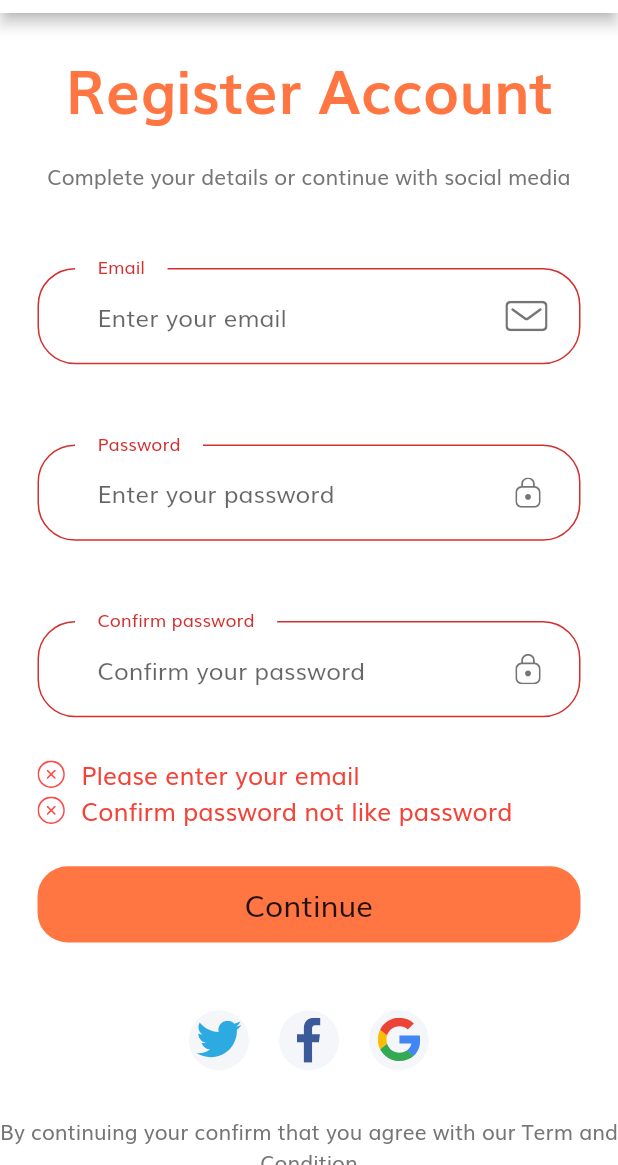
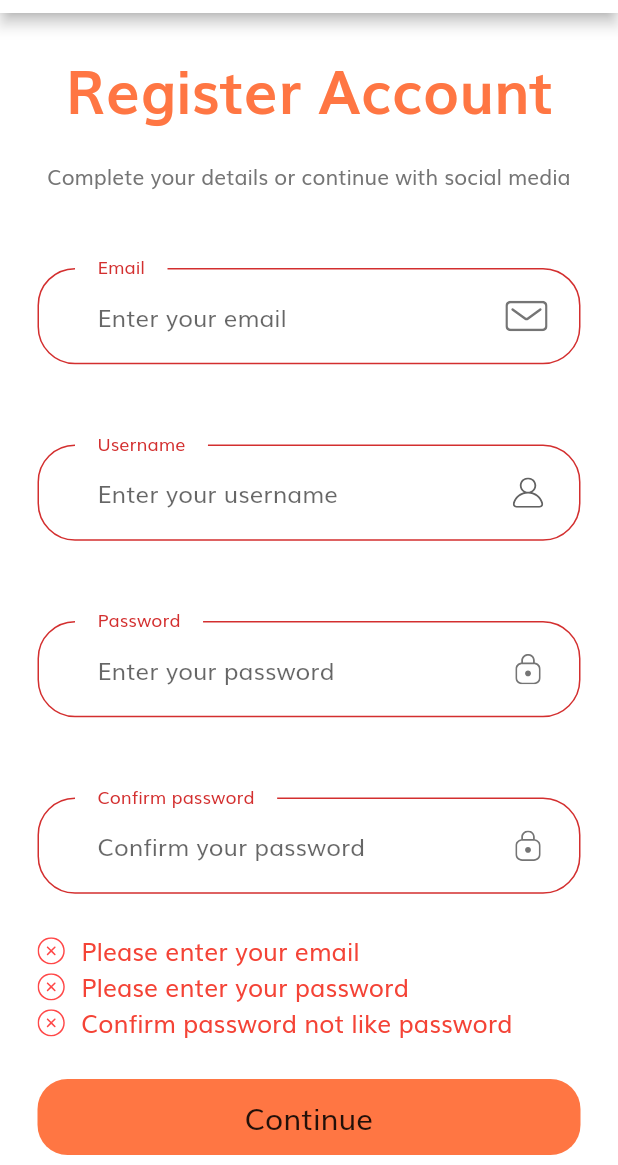
Before and after one commit to truong02bp/e-commerce, a Flutter app: the SignUp screen opened by its route, after a tap on "Continue", on a phone screen of 412 x 824 dp, the part 71-1236 px from its top. Run offline on Flutter 3.47's test engine with Material 2 defaults, Android fonts, the phone set to English and light mode, and no system bars; our stand-ins replace equatable, flutter_bloc, flutter_svg.

Commit message:
complete step one

```diff
--- a/front_end/lib/blocs/authentication_bloc.dart
+++ b/front_end/lib/blocs/authentication_bloc.dart
@@ -1,4 +1,4 @@
-import 'package:ecommerce/events/authenticateion_event.dart';
+import 'package:ecommerce/events/authentication_event.dart';
 import 'package:ecommerce/model/user.dart';
 import 'package:ecommerce/service/user_service.dart';
 import 'package:ecommerce/state/authentication_state.dart';
--- a/front_end/lib/blocs/sign_up_bloc.dart
+++ b/front_end/lib/blocs/sign_up_bloc.dart
@@ -1,22 +1,39 @@
 import 'package:ecommerce/events/sign_up_event.dart';
+import 'package:ecommerce/model/user.dart';
 import 'package:ecommerce/state/sign_up_state.dart';
 import 'package:flutter_bloc/flutter_bloc.dart';
 import 'package:ecommerce/service/user_service.dart';
-class SignUpBloc extends Bloc<SignUpEvent,SignUpState> {
 
-  SignUpBloc(SignUpState initialState) : super(initialState);
+class SignUpBloc extends Bloc<SignUpEvent, SignUpState> {
+  SignUpBloc() : super(SignUpState());
 
   UserService userService = UserService();
 
+  User user = User();
+
   @override
   Stream<SignUpState> mapEventToState(SignUpEvent event) async* {
-    if (event is CheckEmailExistedEvent) {
-        bool isExisted = userService.isEmailExisted(email: event.email) as bool;
-        String message = "";
-        if (isExisted){
-          message = "Email is existed";
-          yield SignUpStateEmailExisted(message : message);
-        }
+    if (event is CompleteStepOneEvent) {
+      yield SignUpLoading();
+      bool isEmailExisted =
+          await userService.isEmailExisted(email: event.email);
+      bool isUsernameExisted =
+          await userService.isUsernameExisted(username: event.username);
+      String message = "";
+      if (isEmailExisted) {
+        message = "Email is existed";
+      } else {
+        if (isUsernameExisted)
+          message = "Username is existed";
+      }
+      if (message.isNotEmpty)
+        yield SignUpStateCheckExisted(message: message);
+      else {
+        user.username = event.username;
+        user.password = event.password;
+        user.email = event.email;
+        yield SignUpStepOneStateSuccess();
+      }
     }
   }
 }
--- a/front_end/lib/constants.dart
+++ b/front_end/lib/constants.dart
@@ -28,4 +28,4 @@ final otpDecoration = InputDecoration(
     )
 );
 
-const String baseUrl = "http://192.168.0.11:8080/api";
+const String baseUrl = "http://192.168.25.108:8080/api";
--- a/front_end/lib/events/sign_up_event.dart
+++ b/front_end/lib/events/sign_up_event.dart
@@ -7,13 +7,14 @@ class SignUpEvent extends Equatable {
 
 }
 
-class CheckUsernameExistedEvent extends SignUpEvent {
-    final String username;
+class CompleteStepOneEvent extends SignUpEvent {
+  final String email;
+  final String username;
+  final String password;
 
-    CheckUsernameExistedEvent({this.username});
+  CompleteStepOneEvent({this.email, this.username, this.password});
 }
 
-class CheckEmailExistedEvent extends SignUpEvent {
-  final String email;
-  CheckEmailExistedEvent({this.email});
+class CompleteStepSecondEvent extends SignUpEvent {
+
 }
--- a/front_end/lib/screens/sign_in/components/sign_in_form.dart
+++ b/front_end/lib/screens/sign_in/components/sign_in_form.dart
@@ -1,7 +1,7 @@
 import 'package:ecommerce/blocs/authentication_bloc.dart';
 import 'package:ecommerce/components/default_button.dart';
 import 'package:ecommerce/components/form_error.dart';
-import 'package:ecommerce/events/authenticateion_event.dart';
+import 'package:ecommerce/events/authentication_event.dart';
 import 'package:ecommerce/screens/forgot_password/forgot_password.dart';
 import 'package:ecommerce/screens/login_success/login_success.dart';
 import 'package:ecommerce/state/authentication_state.dart';
@@ -10,7 +10,6 @@ import 'package:flutter_bloc/flutter_bloc.dart';
 import 'package:ecommerce/constants.dart';
 import '../../../size_config.dart';
 import '../../../components/custom_suffix_icons.dart';
-import 'package:flutter_bloc/flutter_bloc.dart';
 class SignInForm extends StatefulWidget {
   @override
   _SignInFormState createState() => _SignInFormState();
@@ -153,7 +152,6 @@ class _SignInFormState extends State<SignInForm> {
                 press: () {
                   if (_formKey.currentState.validate()) {
                     _formKey.currentState.save();
-                    print(_username + " " + _password);
                     _authBloc.add(LogInEvent(username: _username, password: _password));
                   }
                 },
--- a/front_end/lib/screens/sign_in/sign_in.dart
+++ b/front_end/lib/screens/sign_in/sign_in.dart
@@ -11,9 +11,7 @@ class SignIn extends StatelessWidget {
       appBar: AppBar(
         title: Text('Sign in'),
       ),
-      body: BlocProvider(
-          create: (context) => AuthenticationBloc(),
-          child: SingleChildScrollView(child: SignInBody())),
+      body: SignInBody.create(context),
     );
   }
 }
--- a/front_end/lib/screens/sign_up/components/body.dart
+++ b/front_end/lib/screens/sign_up/components/body.dart
@@ -1,9 +1,19 @@
+import 'package:ecommerce/blocs/sign_up_bloc.dart';
 import 'package:ecommerce/components/custom_banner.dart';
 import 'package:ecommerce/components/custom_icon.dart';
 import 'package:ecommerce/screens/sign_up/components/sign_up_form.dart';
 import 'package:ecommerce/size_config.dart';
 import 'package:flutter/material.dart';
+import 'package:flutter_bloc/flutter_bloc.dart';
 class SignUpBody extends StatelessWidget {
+
+  static Widget create(BuildContext context){
+    return BlocProvider(
+      create: (context) => SignUpBloc(),
+      child: SignUpBody(),
+    );
+  }
+
   @override
   Widget build(BuildContext context) {
     return SingleChildScrollView(
--- a/front_end/lib/screens/sign_up/components/sign_up_form.dart
+++ b/front_end/lib/screens/sign_up/components/sign_up_form.dart
@@ -1,10 +1,13 @@
+import 'package:ecommerce/blocs/sign_up_bloc.dart';
 import 'package:ecommerce/components/custom_suffix_icons.dart';
 import 'package:ecommerce/components/default_button.dart';
 import 'package:ecommerce/components/form_error.dart';
+import 'package:ecommerce/events/sign_up_event.dart';
 import 'package:ecommerce/screens/complete_profile/complete_profile.dart';
 import 'package:ecommerce/size_config.dart';
+import 'package:ecommerce/state/sign_up_state.dart';
 import 'package:flutter/material.dart';
-
+import 'package:flutter_bloc/flutter_bloc.dart';
 import '../../../constants.dart';
 
 class SignUpForm extends StatefulWidget {
@@ -15,11 +18,43 @@ class SignUpForm extends StatefulWidget {
 class _SignUpFormState extends State<SignUpForm> {
   final _formKey = GlobalKey<FormState>();
   List<String> errors = [];
-  String email,password;
+  String _email, _password, _username;
+  SignUpBloc _signUpBloc;
+  bool isLoading = false;
+
+  @override
+  void initState() {
+    _signUpBloc = BlocProvider.of(context);
+  }
 
   @override
   Widget build(BuildContext context) {
-    return Form(
+    return BlocListener(
+      cubit: _signUpBloc,
+      listener: (context, state) {
+        setState(() {
+          isLoading = false;
+        });
+        if (state is SignUpStateCheckExisted) {
+          setState(() {
+            if (!errors.contains(state.message)) {
+              errors.add(state.message);
+            }
+          });
+        } else {
+          if (state is SignUpStepOneStateSuccess) {
+            Navigator.pushNamed(context, CompleteProfile.routeName, arguments: {
+              'bloc' : BlocProvider.of(context)
+            });
+          }
+          if (state is SignUpLoading) {
+            setState(() {
+              isLoading = true;
+            });
+          }
+        }
+      },
+      child: Form(
           key: _formKey,
           child: Padding(
             padding: const EdgeInsets.all(25),
@@ -32,6 +67,10 @@ class _SignUpFormState extends State<SignUpForm> {
                 SizedBox(
                   height: getProportionateWidth(25),
                 ),
+                buildUsernameFormField(),
+                SizedBox(
+                  height: getProportionateWidth(25),
+                ),
                 buildPasswordFormField(),
                 SizedBox(
                   height: getProportionateWidth(25),
@@ -41,21 +80,29 @@ class _SignUpFormState extends State<SignUpForm> {
                 SizedBox(
                   height: getProportionateHeight(25),
                 ),
-          DefaultButton(text: 'Continue', press: (){
-            if (_formKey.currentState.validate()){
+                DefaultButton(
+                    text: 'Continue',
+                    press: () {
+                      print("click");
+                      if (_formKey.currentState.validate()) {
                         _formKey.currentState.save();
-              Navigator.of(context).pushNamed(CompleteProfile.routeName);
+                        _signUpBloc.add(CompleteStepOneEvent(
+                            email: _email,
+                            username: _username,
+                            password: _password));
                       }
-          })
+                    }),
+                buildLoading()
               ],
             ),
-    ));
+          )),
+    );
   }
 
-  TextFormField buildEmailFormField(){
+  TextFormField buildEmailFormField() {
     return TextFormField(
       onChanged: (value) {
-        email = value;
+        _email = value;
         if (value.isNotEmpty && errors.contains(EMPTY_EMAIL_ERROR)) {
           removeError(error: EMPTY_EMAIL_ERROR);
         }
@@ -85,15 +132,44 @@ class _SignUpFormState extends State<SignUpForm> {
           floatingLabelBehavior: FloatingLabelBehavior.always,
           hintText: 'Enter your email',
           labelText: 'Email',
-          suffixIcon: CustomSuffixIcon(image :'assets/icons/Mail.svg')),
+          suffixIcon: CustomSuffixIcon(image: 'assets/icons/Mail.svg')),
     );
   }
 
-  TextFormField buildPasswordFormField(){
+  TextFormField buildUsernameFormField() {
+    return TextFormField(
+      onChanged: (value) {
+        _username = value;
+        if (value.isNotEmpty && errors.contains(EMPTY_EMAIL_ERROR)) {
+          removeError(error: EMPTY_EMAIL_ERROR);
+        }
+      },
+      validator: (value) {
+        if (value.isEmpty) {
+          if (!errors.contains(EMPTY_EMAIL_ERROR)) {
+            setState(() {
+              if (errors.contains(EMAIL_INVALID_ERROR))
+                errors.remove(EMAIL_INVALID_ERROR);
+              errors.add(EMPTY_EMAIL_ERROR);
+            });
+          }
+          return "";
+        }
+        return null;
+      },
+      decoration: InputDecoration(
+          floatingLabelBehavior: FloatingLabelBehavior.always,
+          hintText: 'Enter your username',
+          labelText: 'Username',
+          suffixIcon: CustomSuffixIcon(image: 'assets/icons/User.svg')),
+    );
+  }
+
+  TextFormField buildPasswordFormField() {
     return TextFormField(
       obscureText: true,
       onChanged: (value) {
-        password = value;
+        _password = value;
         if (value.isNotEmpty && errors.contains(EMPTY_PASSWORD_ERROR)) {
           removeError(error: EMPTY_PASSWORD_ERROR);
         }
@@ -116,16 +192,16 @@ class _SignUpFormState extends State<SignUpForm> {
     );
   }
 
-  TextFormField buildPasswordConfirmFormField(){
+  TextFormField buildPasswordConfirmFormField() {
     return TextFormField(
-      validator: (value){
-        if (value != password){
+      validator: (value) {
+        if (value != _password) {
           addError(error: CONFIRM_PASSWORD_ERROR);
           return "";
         }
         return null;
       },
-      onChanged: (value){
+      onChanged: (value) {
         removeError(error: CONFIRM_PASSWORD_ERROR);
       },
       obscureText: true,
@@ -139,18 +215,30 @@ class _SignUpFormState extends State<SignUpForm> {
     );
   }
 
-  void addError({error}){
+  void addError({error}) {
     if (!errors.contains(error))
       setState(() {
-        errors.add(CONFIRM_PASSWORD_ERROR);
+        errors.add(error);
       });
   }
 
-  void removeError({error}){
+  void removeError({error}) {
     if (errors.contains(error))
       setState(() {
         errors.remove(error);
       });
   }
 
+  Widget buildLoading() {
+    if (isLoading)
+      return SizedBox(
+        width: double.infinity,
+        child: Image.asset(
+          "assets/images/loading.gif",
+          height: getProportionateHeight(100),
+          width: getProportionateWidth(100),
+        ),
+      );
+    return Container();
   }
+}
--- a/front_end/lib/screens/sign_up/sign_up.dart
+++ b/front_end/lib/screens/sign_up/sign_up.dart
@@ -13,10 +13,7 @@ class SignUp extends StatelessWidget {
       appBar: AppBar(
         title: Text('Sign up'),
       ),
-      body: BlocProvider(
-          create: (context) =>SignUpBloc(SignUpInitial()),
-          child: SignUpBody()
-      ),
+      body: SignUpBody.create(context)
     );
   }
 }
--- a/front_end/lib/state/sign_up_state.dart
+++ b/front_end/lib/state/sign_up_state.dart
@@ -4,7 +4,7 @@ class SignUpState extends Equatable {
 
   @override
   // TODO: implement props
-  List<Object> get props => throw UnimplementedError();
+  List<Object> get props => [];
 
 }
 
@@ -12,20 +12,17 @@ class SignUpInitial extends SignUpState {
 
 }
 
-class SignUpStateEmailExisted extends SignUpState {
-  final String message;
-
-  SignUpStateEmailExisted({this.message});
-}
-
-class SignUpSateUserNameExited extends SignUpState {
+class SignUpStateCheckExisted extends SignUpState {
 
   final String message;
 
-  SignUpSateUserNameExited({this.message});
-
+  SignUpStateCheckExisted({this.message});
 }
 
 class SignUpStepOneStateSuccess extends SignUpState {
 
 }
+
+class SignUpLoading extends SignUpState {
+
+}
```
Also changed, not shown: front_end/lib/screens/complete_profile/components/complete_form.dart (+19 -1 lines), front_end/lib/screens/sign_in/components/body.dart (+9 -5 lines), front_end/lib/service/user_service.dart (+32 -18 lines), front_end/assets/images/loading.gif (added), front_end/lib/events/authentication_event.dart (renamed from front_end/lib/events/authenticateion_event.dart). Lines whose indentation alone changed are shown as unchanged.
